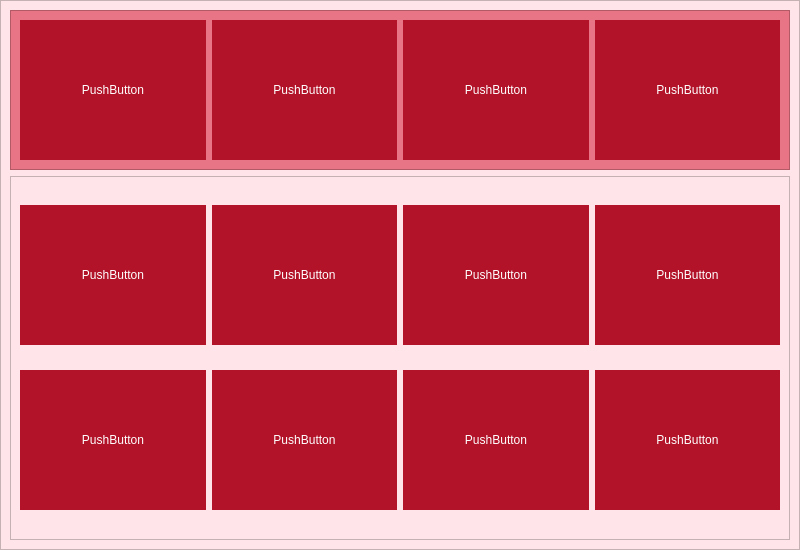
Sovhan/8INF957_ProjetSAVR, file pagepodcasts.ui: the form before one commit.
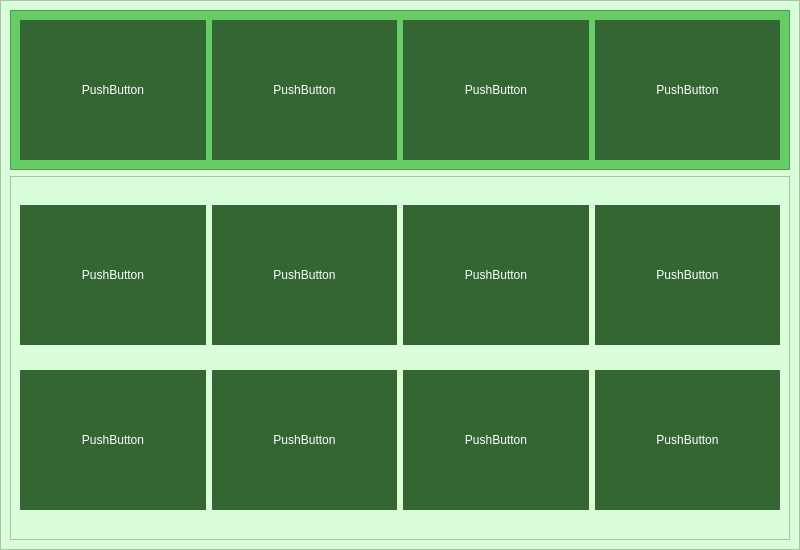
The form after the commit.

Diff of the .ui file:
```diff
--- a/pagepodcasts.ui
+++ b/pagepodcasts.ui
@@ -47,7 +47,7 @@
     </size>
    </property>
    <property name="styleSheet">
-    <string notr="true">background-color : #ffe5e9;
+    <string notr="true">background-color : #dafdda;
 color : white;
 font: 75 14pt &quot;Calibri&quot;;</string>
    </property>
@@ -61,7 +61,7 @@
     <item>
      <widget class="QFrame" name="frameNews">
       <property name="styleSheet">
-       <string notr="true">background-color: #e87585;</string>
+       <string notr="true">background-color: #66cc66;</string>
       </property>
       <property name="frameShape">
        <enum>QFrame::StyledPanel</enum>
@@ -79,7 +79,7 @@
           </size>
          </property>
          <property name="styleSheet">
-          <string notr="true">background-color: #b21328; border : none;</string>
+          <string notr="true">background-color: #336633; border : none;</string>
          </property>
          <property name="text">
           <string>PushButton</string>
@@ -98,7 +98,7 @@
           </size>
          </property>
          <property name="styleSheet">
-          <string notr="true">background-color: #b21328; border : none;</string>
+          <string notr="true">background-color: #336633; border : none;</string>
          </property>
          <property name="text">
           <string>PushButton</string>
@@ -117,7 +117,7 @@
           </size>
          </property>
          <property name="styleSheet">
-          <string notr="true">background-color: #b21328; border : none;</string>
+          <string notr="true">background-color: #336633; border : none;</string>
          </property>
          <property name="text">
           <string>PushButton</string>
@@ -136,7 +136,7 @@
           </size>
          </property>
          <property name="styleSheet">
-          <string notr="true">background-color: #b21328; border : none;</string>
+          <string notr="true">background-color: #336633; border : none;</string>
          </property>
          <property name="text">
           <string>PushButton</string>
@@ -167,7 +167,7 @@
           </size>
          </property>
          <property name="styleSheet">
-          <string notr="true">background-color: #b21328; border : none;</string>
+          <string notr="true">background-color: #336633; border : none;</string>
          </property>
          <property name="text">
           <string>PushButton</string>
@@ -186,7 +186,7 @@
           </size>
          </property>
          <property name="styleSheet">
-          <string notr="true">background-color: #b21328; border : none;</string>
+          <string notr="true">background-color: #336633; border : none;</string>
          </property>
          <property name="text">
           <string>PushButton</string>
@@ -205,7 +205,7 @@
           </size>
          </property>
          <property name="styleSheet">
-          <string notr="true">background-color: #b21328; border : none;</string>
+          <string notr="true">background-color: #336633; border : none;</string>
          </property>
          <property name="text">
           <string>PushButton</string>
@@ -224,7 +224,7 @@
           </size>
          </property>
          <property name="styleSheet">
-          <string notr="true">background-color: #b21328; border : none;</string>
+          <string notr="true">background-color: #336633; border : none;</string>
          </property>
          <property name="text">
           <string>PushButton</string>
@@ -243,7 +243,7 @@
           </size>
          </property>
          <property name="styleSheet">
-          <string notr="true">background-color: #b21328; border : none;</string>
+          <string notr="true">background-color: #336633; border : none;</string>
          </property>
          <property name="text">
           <string>PushButton</string>
@@ -262,7 +262,7 @@
           </size>
          </property>
          <property name="styleSheet">
-          <string notr="true">background-color: #b21328; border : none;</string>
+          <string notr="true">background-color: #336633; border : none;</string>
          </property>
          <property name="text">
           <string>PushButton</string>
@@ -281,7 +281,7 @@
           </size>
          </property>
          <property name="styleSheet">
-          <string notr="true">background-color: #b21328; border : none;</string>
+          <string notr="true">background-color: #336633; border : none;</string>
          </property>
          <property name="text">
           <string>PushButton</string>
@@ -300,7 +300,7 @@
           </size>
          </property>
          <property name="styleSheet">
-          <string notr="true">background-color: #b21328; border : none;</string>
+          <string notr="true">background-color: #336633; border : none;</string>
          </property>
          <property name="text">
           <string>PushButton</string>
```
